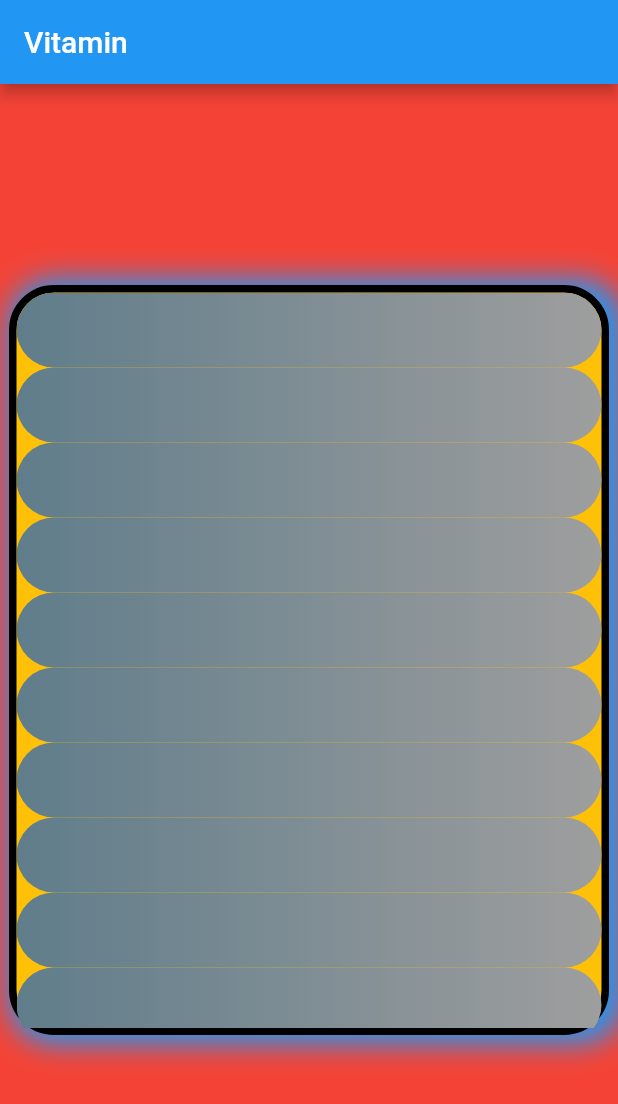
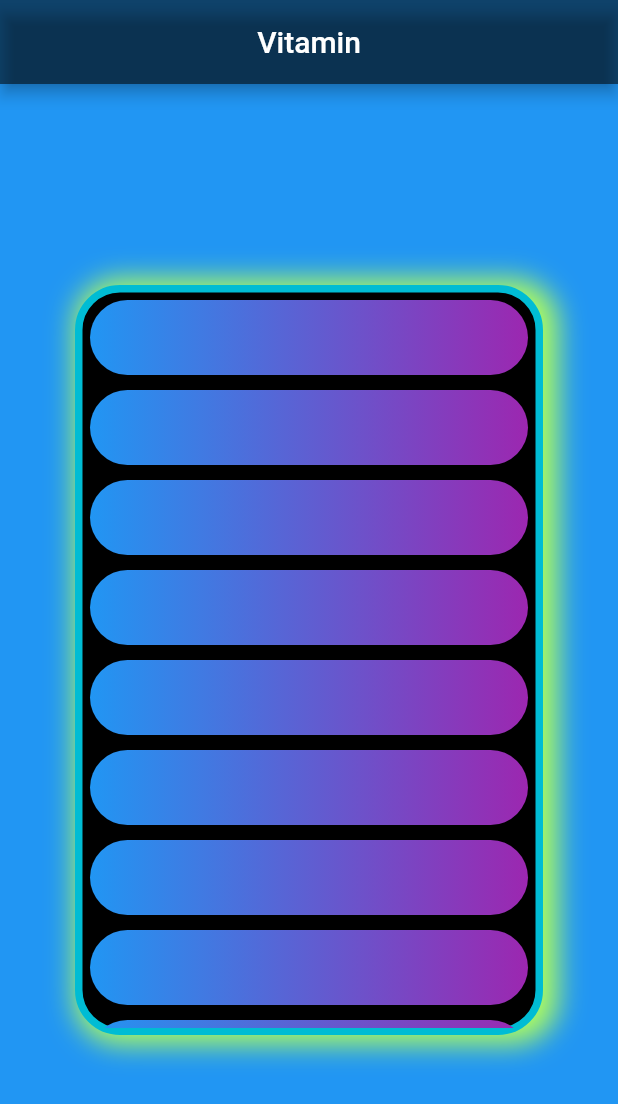
Before and after one commit to samirreaz/vitamin, a Flutter app: the screen it shows after launch, on a phone screen of 412 x 824 dp. Shown: the top 1104 px of the screen. Run offline on Flutter 3.47's test engine with Material 2 defaults, Android fonts, the light colour scheme and no system bars.

Commit message:
Color and Padding added

```diff
--- a/lib/screen/home/home_screen.dart
+++ b/lib/screen/home/home_screen.dart
@@ -9,27 +9,33 @@ class HomeScreen extends StatelessWidget {
   Widget build(BuildContext context) {
     return Scaffold(
       appBar: AppBar(
-        title: Text('Vitamin'),
-      ),
+          title: Text(
+            'Vitamin',
+            style: TextStyle(color: Colors.white),
+          ),
+          centerTitle: true,
+          backgroundColor: Colors.black54),
       body: Column(
           mainAxisAlignment: MainAxisAlignment.center,
           crossAxisAlignment: CrossAxisAlignment.center,
           children: [
             Center(
               child: Container(
+                margin: EdgeInsets.all(50),
                 child: ListView.builder(
                   itemCount: 15,
                   itemBuilder: (context, index) => Container(
+                    padding: EdgeInsets.all(32),
+                    margin: EdgeInsets.all(5),
                     height: 50,
                     width: 150,
                     decoration: BoxDecoration(
-                      gradient: LinearGradient(
-                          colors: [Colors.blueGrey, Colors.grey]),
+                      gradient:
+                          LinearGradient(colors: [Colors.blue, Colors.purple]),
                       borderRadius: BorderRadius.all(
                         Radius.circular(30),
                       ),
                     ),
-                    padding: EdgeInsets.all(45),
                   ),
                 ),
                 height: 500,
@@ -38,11 +44,11 @@ class HomeScreen extends StatelessWidget {
                     borderRadius: BorderRadius.all(
                       Radius.circular(30),
                     ),
-                    border: Border.all(color: Colors.black, width: 5),
-                    color: Colors.amber,
+                    border: Border.all(color: Colors.cyan, width: 5),
+                    color: Colors.black,
                     boxShadow: [
                       BoxShadow(
-                          color: Colors.blue,
+                          color: Colors.lightGreenAccent,
                           blurRadius: 15.0,
                           offset: Offset(5, 1.0),
                           spreadRadius: 5),
@@ -50,13 +56,7 @@ class HomeScreen extends StatelessWidget {
               ),
             ),
           ]),
-      backgroundColor: Colors.red,
+      backgroundColor: Colors.blue,
     );
   }
 }
-
-//  color: Colors.red,
-//                 decoration: BoxDecoration(
-//                       borderRadius: BorderRadius.all(
-//                         Radius.circular(30),
-//                       ),
```
